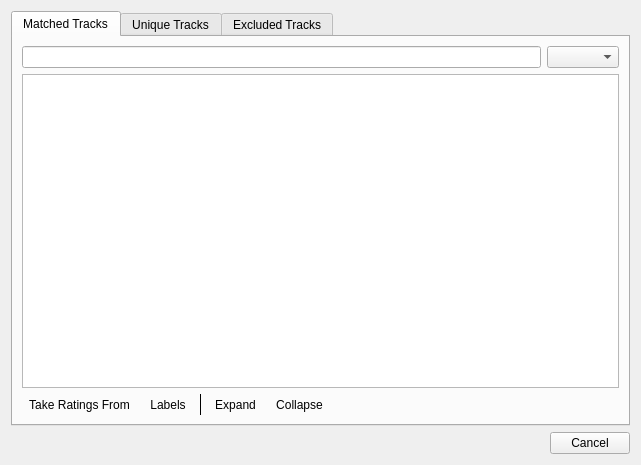
First picture: the form in src/statsyncing/ui/MatchedTracksPage.ui, repository KDE/amarok, before the edit.
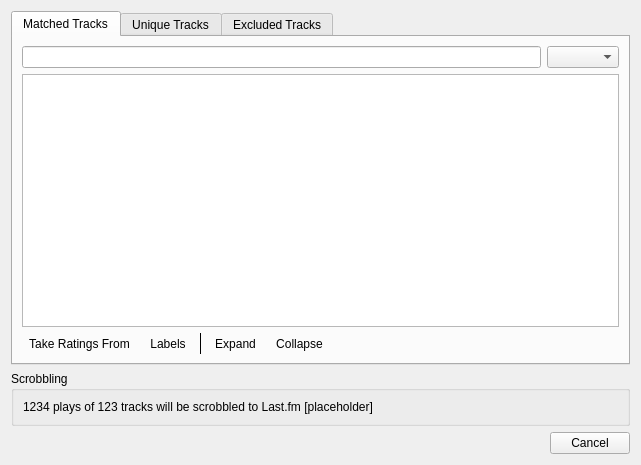
Second picture: the form after the edit. Custom widgets are drawn as their Qt base class.

Commit message:
StatSyncing: support for scrobbling recent play count to Last.fm (or other)
Yay!

Patch:
```diff
--- a/src/statsyncing/ui/MatchedTracksPage.ui
+++ b/src/statsyncing/ui/MatchedTracksPage.ui
@@ -261,6 +261,22 @@
      </widget>
     </widget>
    </item>
+   <item>
+    <widget class="QGroupBox" name="scrobblingGroupBox">
+     <property name="title">
+      <string>Scrobbling</string>
+     </property>
+     <layout class="QVBoxLayout" name="verticalLayout_5">
+      <item>
+       <widget class="QLabel" name="scrobblingLabel">
+        <property name="text">
+         <string notr="true">1234 plays of 123 tracks will be scrobbled to Last.fm [placeholder]</string>
+        </property>
+       </widget>
+      </item>
+     </layout>
+    </widget>
+   </item>
    <item>
     <widget class="KDialogButtonBox" name="buttonBox">
      <property name="standardButtons">
```
The commit also changes 13 other files.
